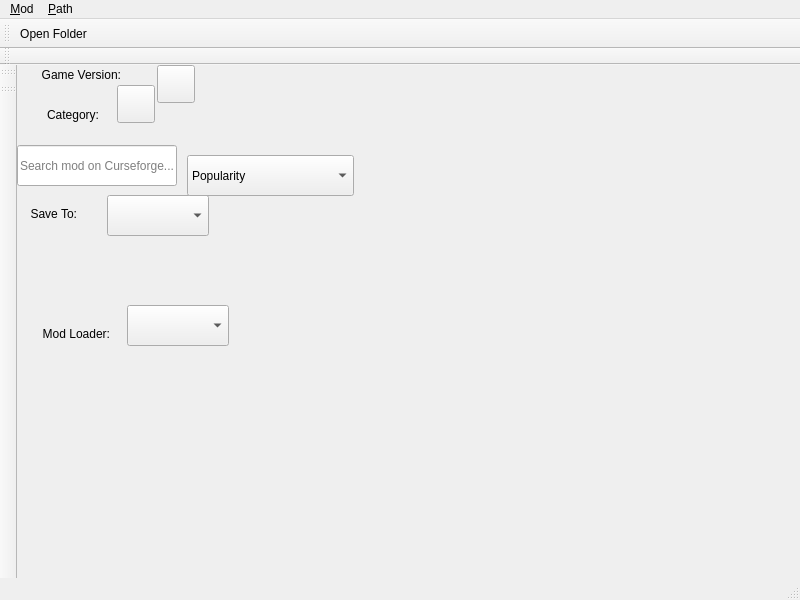
Before: the Qt Designer form src/ui/curseforge/curseforgemodbrowser.ui in kaniol-lck/modmanager, drawn with Qt 5.
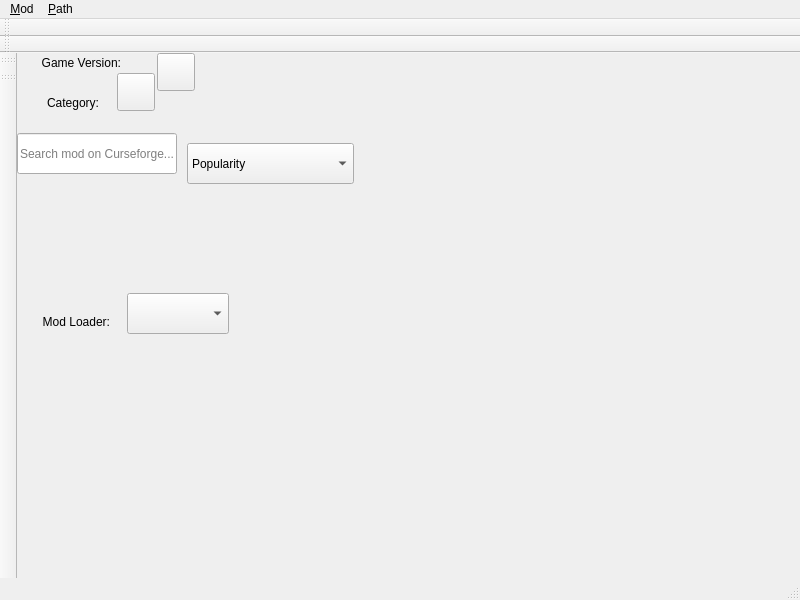
After: the same form once the commit is applied. Icons and pictures are not drawn.

Commit message: add download select menu

Diff of the .ui file:
```diff
--- a/src/ui/curseforge/curseforgemodbrowser.ui
+++ b/src/ui/curseforge/curseforgemodbrowser.ui
@@ -84,44 +84,6 @@
      <set>Qt::AlignRight|Qt::AlignTrailing|Qt::AlignVCenter</set>
     </property>
    </widget>
-   <widget class="QComboBox" name="downloadPathSelect">
-    <property name="geometry">
-     <rect>
-      <x>90</x>
-      <y>130</y>
-      <width>102</width>
-      <height>41</height>
-     </rect>
-    </property>
-    <property name="sizePolicy">
-     <sizepolicy hsizetype="Expanding" vsizetype="Fixed">
-      <horstretch>0</horstretch>
-      <verstretch>0</verstretch>
-     </sizepolicy>
-    </property>
-   </widget>
-   <widget class="QLabel" name="label_4">
-    <property name="geometry">
-     <rect>
-      <x>0</x>
-      <y>139</y>
-      <width>60</width>
-      <height>19</height>
-     </rect>
-    </property>
-    <property name="sizePolicy">
-     <sizepolicy hsizetype="Minimum" vsizetype="Preferred">
-      <horstretch>0</horstretch>
-      <verstretch>0</verstretch>
-     </sizepolicy>
-    </property>
-    <property name="text">
-     <string>Save To:</string>
-    </property>
-    <property name="alignment">
-     <set>Qt::AlignRight|Qt::AlignTrailing|Qt::AlignVCenter</set>
-    </property>
-   </widget>
    <widget class="QToolButton" name="categorySelectButton">
     <property name="geometry">
      <rect>
@@ -233,7 +195,6 @@
    <attribute name="toolBarBreak">
     <bool>false</bool>
    </attribute>
-   <addaction name="actionOpen_Folder"/>
   </widget>
   <widget class="QToolBar" name="searchBar">
    <property name="windowTitle">
@@ -311,15 +272,6 @@
     <bool>false</bool>
    </attribute>
   </widget>
-  <action name="actionOpen_Folder">
-   <property name="icon">
-    <iconset theme="folder">
-     <normaloff>.</normaloff>.</iconset>
-   </property>
-   <property name="text">
-    <string>Open Folder</string>
-   </property>
-  </action>
   <action name="actionMod">
    <property name="checkable">
     <bool>true</bool>
```
The commit also changes 21 other files.
